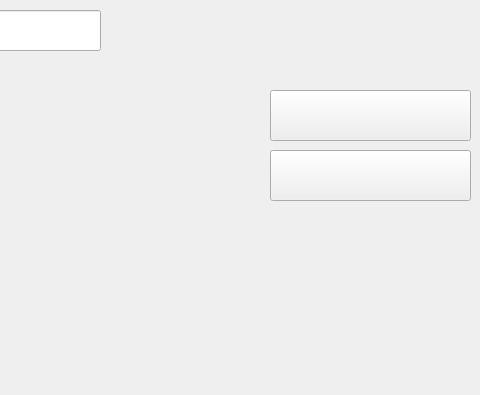
Old version of the form yandex.ui in the repository evilrise7/pyqtproject; both pictures show x 800 to 1280 and y 0 to 395 of the 1280 by 720 pixel window.
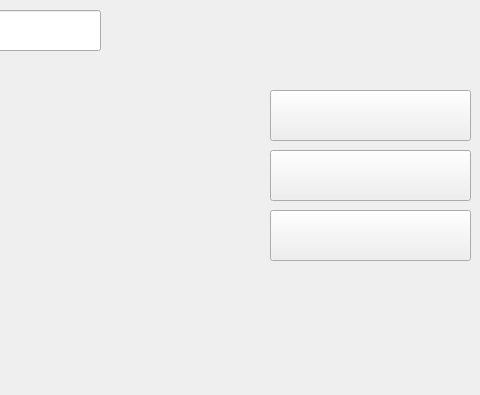
New version of the form. Icons and pictures are not drawn.

What changed in the file:
```diff
--- a/yandex.ui
+++ b/yandex.ui
@@ -258,6 +258,31 @@
      </font>
     </property>
    </widget>
+   <widget class="QPushButton" name="reskost">
+    <property name="geometry">
+     <rect>
+      <x>1070</x>
+      <y>210</y>
+      <width>201</width>
+      <height>51</height>
+     </rect>
+    </property>
+    <property name="font">
+     <font>
+      <family>Arial Narrow</family>
+      <pointsize>12</pointsize>
+     </font>
+    </property>
+    <property name="styleSheet">
+     <string notr="true">border-image: url(./SHARPE.png);</string>
+    </property>
+    <property name="text">
+     <string/>
+    </property>
+    <property name="checkable">
+     <bool>false</bool>
+    </property>
+   </widget>
   </widget>
   <widget class="QMenuBar" name="menubar">
    <property name="geometry">
```
